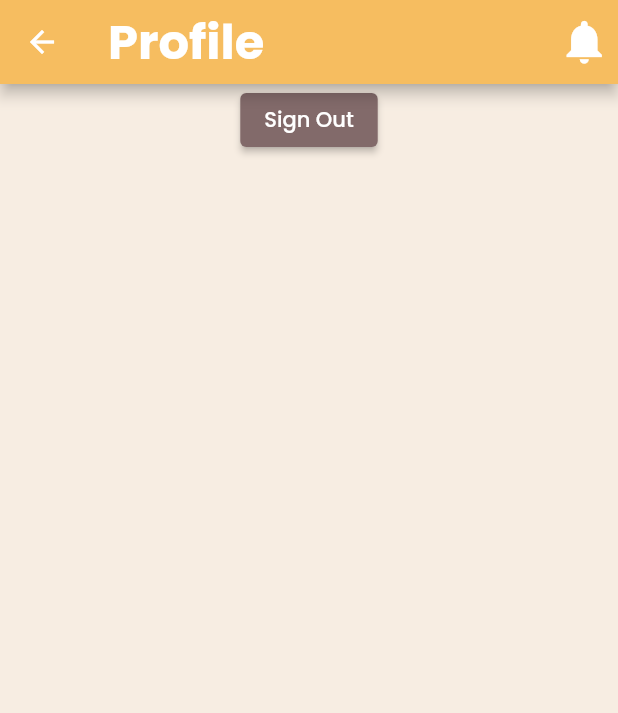
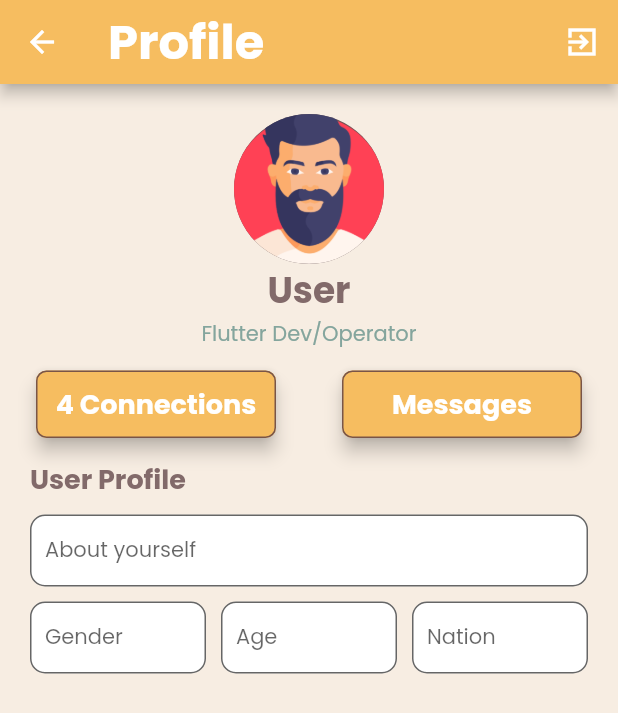
Before and after one commit to IrshadSTX/foundr-mobile-application, a Flutter app: the ProfieScreen screen opened directly, on a phone screen of 412 x 824 dp. Shown: the top 713 px of the screen. Run offline on Flutter 3.47's test engine with Material 2 defaults, Android fonts, the phone set to English and light mode, and no system bars; our stand-ins replace dio, flutter_secure_storage, google_fonts, jwt_decoder; missing offline and left inert: circle_bottom_navigation_bar; accounts and stored records are empty.

Commit message:
some thing

```diff
--- a/lib/controllers/provider/splash_provider/splash_provider.dart
+++ b/lib/controllers/provider/splash_provider/splash_provider.dart
@@ -32,7 +32,7 @@ class SplashScreenProvider with ChangeNotifier {
             MaterialPageRoute(builder: (context) => SignInScreen()));
       } else if (isExpired == false) {
         Navigator.of(context).pushReplacement(
-            MaterialPageRoute(builder: (context) => HomeScreen()));
+            MaterialPageRoute(builder: (context) => const HomeScreen()));
       }
     });
   }
--- a/lib/core/api/api_config.dart
+++ b/lib/core/api/api_config.dart
@@ -1,2 +1,2 @@
-const kIpAddress = "192.168.137.1";
+const kIpAddress = "10.4.1.229";
 const kBaseurl = "http://$kIpAddress:8000";
--- a/lib/model/api/sign_in/signin_req.dart
+++ b/lib/model/api/sign_in/signin_req.dart
@@ -1,10 +1,3 @@
-import 'dart:convert';
-
-SigninreqModel signinrequestFromJson(String str) =>
-    SigninreqModel.fromJson(json.decode(str));
-
-String signinrequestToJson(SigninreqModel data) => json.encode(data.toJson());
-
 class SigninreqModel {
   SigninreqModel({
     this.password,
--- a/lib/services/sign_in/sign_in_service.dart
+++ b/lib/services/sign_in/sign_in_service.dart
@@ -28,5 +28,6 @@ class ApiServiceSignIn {
       log(e.message.toString());
       DioException().dioError(e, context);
     }
+    return null;
   }
 }
--- a/lib/services/sign_up_services/sign_up_services.dart
+++ b/lib/services/sign_up_services/sign_up_services.dart
@@ -43,6 +43,11 @@ class ApiServiceSignUp {
     try {
       Response response = await dio.post(
         path,
+        options: Options(
+          validateStatus: (status) {
+            return status! < 599;
+          },
+        ),
         data: {
           "email": email,
           "content": "OTP for Email Varification is $code",
@@ -50,7 +55,7 @@ class ApiServiceSignUp {
         },
       );
 
-      log("response from send mail");
+      log("response from send mail :${response.data}");
       if (response.statusCode == 201) {
         //message sent successfully
         return true;
--- a/lib/views/main_screens/profile_screen/profile_screen.dart
+++ b/lib/views/main_screens/profile_screen/profile_screen.dart
@@ -1,14 +1,21 @@
 import 'package:flutter/material.dart';
 import 'package:flutter_secure_storage/flutter_secure_storage.dart';
 import 'package:foundr_project/core/colors.dart';
+import 'package:foundr_project/core/constants.dart';
 import 'package:foundr_project/core/widgets/textstyle.dart';
+import 'package:foundr_project/views/main_screens/profile_screen/widgets/fields_row_widget.dart';
+import 'package:foundr_project/views/main_screens/profile_screen/widgets/text_field_widget.dart';
 import 'package:foundr_project/views/splash_screen.dart';
+
+import 'widgets/card_button_widget.dart';
 
 class ProfieScreen extends StatelessWidget {
   const ProfieScreen({super.key});
 
   @override
   Widget build(BuildContext context) {
+    final size = MediaQuery.of(context).size;
+
     FlutterSecureStorage storage = const FlutterSecureStorage();
     return Scaffold(
       backgroundColor: kCream,
@@ -22,28 +29,81 @@ class ProfieScreen extends StatelessWidget {
         ),
         actions: [
           IconButton(
-              onPressed: () {},
             icon: const Icon(
-                Icons.notifications,
-                size: 35,
+              Icons.exit_to_app_sharp,
+              color: Colors.white,
+            ),
+            onPressed: () {
+              storage.delete(key: "token");
+              Navigator.of(context).pushAndRemoveUntil(
+                  MaterialPageRoute(builder: (context) => const SplashScreen()),
+                  (route) => false);
+            },
+          ),
+        ],
+      ),
+      body: SingleChildScrollView(
+        child: Center(
+          child: Container(
+            padding: const EdgeInsets.all(20),
+            child: Column(
+              children: [
+                const CircleAvatar(
+                  radius: 50,
+                  backgroundImage: AssetImage('assets/images/user.png'),
+                ),
+                const TextStyleWidget(
+                  title: 'User',
+                  thick: FontWeight.w700,
+                  textcolor: kBrown,
+                  fontsize: 24,
+                ),
+                const TextStyleWidget(
+                  title: 'Flutter Dev/Operator',
+                  thick: FontWeight.w400,
+                  textcolor: kGreen,
+                  fontsize: 14,
+                ),
+                kHeight10,
+                Row(
+                  mainAxisAlignment: MainAxisAlignment.spaceBetween,
+                  children: const [
+                    CardButtonWidget(
+                      title: '4 Connections',
+                    ),
+                    CardButtonWidget(
+                      title: 'Messages',
+                    )
+                  ],
+                ),
+                kHeight10,
+                Row(
+                  mainAxisAlignment: MainAxisAlignment.start,
+                  children: const [
+                    TextStyleWidget(
+                        title: 'User Profile',
+                        thick: FontWeight.bold,
+                        textcolor: kBrown,
+                        fontsize: 18),
+                  ],
+                ),
+                Form(
+                  child: Column(
+                    children: [
+                      kHeight10,
+                      TextFormWidget(
+                        hinttext: 'About yourself',
+                      ),
+                      kHeight10,
+                      FieldsInRowWidget()
+                    ],
                   ),
                 ),
               ],
             ),
-        body: Center(
-          child: Column(
-            children: [
-              ElevatedButton(
-                  onPressed: () async {
-                    await storage.delete(key: "token");
-                    Navigator.of(context).pushAndRemoveUntil(
-                        MaterialPageRoute(
-                            builder: (context) => const SplashScreen()),
-                        (route) => false);
-                  },
-                  child: const Text('Sign Out'))
-            ],
           ),
-        ));
+        ),
+      ),
+    );
   }
 }
--- /dev/null
+++ b/lib/views/main_screens/profile_screen/widgets/card_button_widget.dart
@@ -0,0 +1,35 @@
+import 'package:flutter/material.dart';
+import 'package:foundr_project/core/colors.dart';
+import 'package:foundr_project/core/widgets/textstyle.dart';
+
+class CardButtonWidget extends StatelessWidget {
+  const CardButtonWidget({super.key, required this.title});
+  final String title;
+
+  @override
+  Widget build(BuildContext context) {
+    return InkWell(
+      onTap: () {},
+      child: Card(
+        elevation: 5,
+        color: kYellow,
+        shape: RoundedRectangleBorder(
+          side: const BorderSide(color: Colors.brown, width: 1),
+          borderRadius: BorderRadius.circular(7),
+        ),
+        child: SizedBox(
+          height: 45,
+          width: 160,
+          child: Center(
+            child: TextStyleWidget(
+              title: title,
+              thick: FontWeight.w700,
+              textcolor: Colors.white,
+              fontsize: 18,
+            ),
+          ),
+        ),
+      ),
+    );
+  }
+}
--- /dev/null
+++ b/lib/views/main_screens/profile_screen/widgets/fields_row_widget.dart
@@ -0,0 +1,56 @@
+import 'package:flutter/material.dart';
+
+class FieldsInRowWidget extends StatelessWidget {
+  const FieldsInRowWidget({
+    super.key,
+  });
+
+  @override
+  Widget build(BuildContext context) {
+    return Row(
+      children: [
+        Expanded(
+          child: TextFormField(
+            decoration: const InputDecoration(
+              filled: true,
+              fillColor: Colors.white,
+              contentPadding: EdgeInsets.symmetric(vertical: 5, horizontal: 10),
+              border: OutlineInputBorder(
+                  borderRadius: BorderRadius.all(Radius.circular(10))),
+              hintText: 'Gender',
+            ),
+            style: TextStyle(fontSize: 14),
+          ),
+        ),
+        SizedBox(width: 10), // Add some space between text fields
+        Expanded(
+          child: TextFormField(
+            decoration: const InputDecoration(
+              filled: true,
+              fillColor: Colors.white,
+              contentPadding: EdgeInsets.symmetric(vertical: 5, horizontal: 10),
+              border: OutlineInputBorder(
+                  borderRadius: BorderRadius.all(Radius.circular(10))),
+              hintText: 'Age',
+            ),
+            style: TextStyle(fontSize: 14),
+          ),
+        ),
+        SizedBox(width: 10), // Add some space between text fields
+        Expanded(
+          child: TextFormField(
+            decoration: const InputDecoration(
+              filled: true,
+              fillColor: Colors.white,
+              contentPadding: EdgeInsets.symmetric(vertical: 5, horizontal: 10),
+              border: OutlineInputBorder(
+                  borderRadius: BorderRadius.all(Radius.circular(10))),
+              hintText: 'Nation',
+            ),
+            style: TextStyle(fontSize: 14),
+          ),
+        ),
+      ],
+    );
+  }
+}
--- /dev/null
+++ b/lib/views/main_screens/profile_screen/widgets/text_field_widget.dart
@@ -0,0 +1,24 @@
+import 'package:flutter/material.dart';
+
+class TextFormWidget extends StatelessWidget {
+  const TextFormWidget({
+    required this.hinttext,
+    super.key,
+  });
+  final String hinttext;
+
+  @override
+  Widget build(BuildContext context) {
+    return TextFormField(
+      decoration: InputDecoration(
+        filled: true,
+        fillColor: Colors.white,
+        contentPadding: EdgeInsets.symmetric(vertical: 5, horizontal: 10),
+        border: OutlineInputBorder(
+            borderRadius: BorderRadius.all(Radius.circular(10))),
+        hintText: hinttext,
+      ),
+      style: TextStyle(fontSize: 14),
+    );
+  }
+}
--- a/lib/views/sign_/sign_in/sign_in_screen.dart
+++ b/lib/views/sign_/sign_in/sign_in_screen.dart
@@ -61,11 +61,15 @@ class SignInScreen extends StatelessWidget {
                                           data.emailValidation(value),
                                       keyboardType: TextInputType.emailAddress,
                                       decoration: const InputDecoration(
+                                          filled: true,
+                                          fillColor: Colors.white,
                                           contentPadding: EdgeInsets.symmetric(
                                               vertical: 3, horizontal: 3),
                                           prefixIcon: Icon(CupertinoIcons.at,
                                               color: kBrown),
-                                          border: OutlineInputBorder(),
+                                          border: OutlineInputBorder(
+                                              borderRadius: BorderRadius.all(
+                                                  Radius.circular(10))),
                                           labelText: 'Email'),
                                     );
                                   }),
@@ -78,11 +82,15 @@ class SignInScreen extends StatelessWidget {
                                       validator: (value) =>
                                           data.passwordValidation(value),
                                       decoration: const InputDecoration(
+                                        filled: true,
+                                        fillColor: Colors.white,
                                         contentPadding: EdgeInsets.symmetric(
                                             vertical: 3, horizontal: 3),
                                         prefixIcon: Icon(CupertinoIcons.padlock,
                                             color: kBrown),
-                                        border: OutlineInputBorder(),
+                                        border: OutlineInputBorder(
+                                            borderRadius: BorderRadius.all(
+                                                Radius.circular(10))),
                                         labelText: 'Password',
                                       ),
                                     );
--- a/lib/views/sign_/sign_up/sign_up_screen.dart
+++ b/lib/views/sign_/sign_up/sign_up_screen.dart
@@ -60,12 +60,16 @@ class SignUpScreen extends StatelessWidget {
                                       validator: (value) =>
                                           providerWOL.userNameValidation(value),
                                       decoration: const InputDecoration(
+                                          filled: true,
+                                          fillColor: Colors.white,
                                           contentPadding: EdgeInsets.symmetric(
                                               vertical: 3, horizontal: 3),
                                           prefixIcon: Icon(
                                               CupertinoIcons.person,
                                               color: kBrown),
-                                          border: OutlineInputBorder(),
+                                          border: OutlineInputBorder(
+                                              borderRadius: BorderRadius.all(
+                                                  Radius.circular(10))),
                                           labelText: 'User Name'),
                                     ),
                                     kHeight10,
@@ -79,11 +83,15 @@ class SignUpScreen extends StatelessWidget {
                                       validator: (value) =>
                                           providerWOL.emailValidation(value),
                                       decoration: const InputDecoration(
+                                          filled: true,
+                                          fillColor: Colors.white,
                                           contentPadding: EdgeInsets.symmetric(
                                               vertical: 3, horizontal: 3),
                                           prefixIcon: Icon(CupertinoIcons.at,
                                               color: kBrown),
-                                          border: OutlineInputBorder(),
+                                          border: OutlineInputBorder(
+                                              borderRadius: BorderRadius.all(
+                                                  Radius.circular(10))),
                                           labelText: 'Email'),
                                     ),
                                     kHeight10,
@@ -94,11 +102,15 @@ class SignUpScreen extends StatelessWidget {
                                       validator: (value) =>
                                           providerWOL.passwordValidation(value),
                                       decoration: const InputDecoration(
+                                        filled: true,
+                                        fillColor: Colors.white,
                                         contentPadding: EdgeInsets.symmetric(
                                             vertical: 3, horizontal: 3),
                                         prefixIcon: Icon(CupertinoIcons.padlock,
                                             color: kBrown),
-                                        border: OutlineInputBorder(),
+                                        border: OutlineInputBorder(
+                                            borderRadius: BorderRadius.all(
+                                                Radius.circular(10))),
                                         labelText: 'Password',
                                       ),
                                     ),
```
Lines whose indentation alone changed are shown as unchanged.
